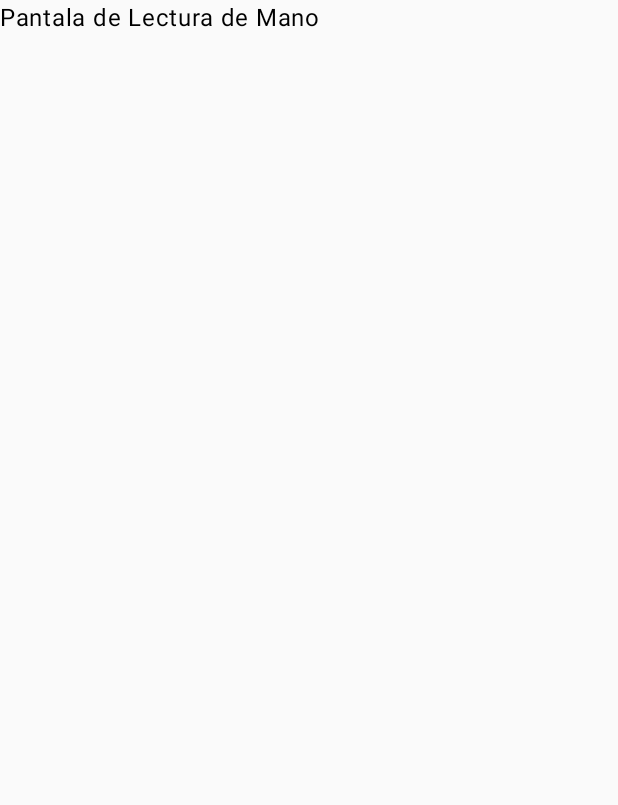
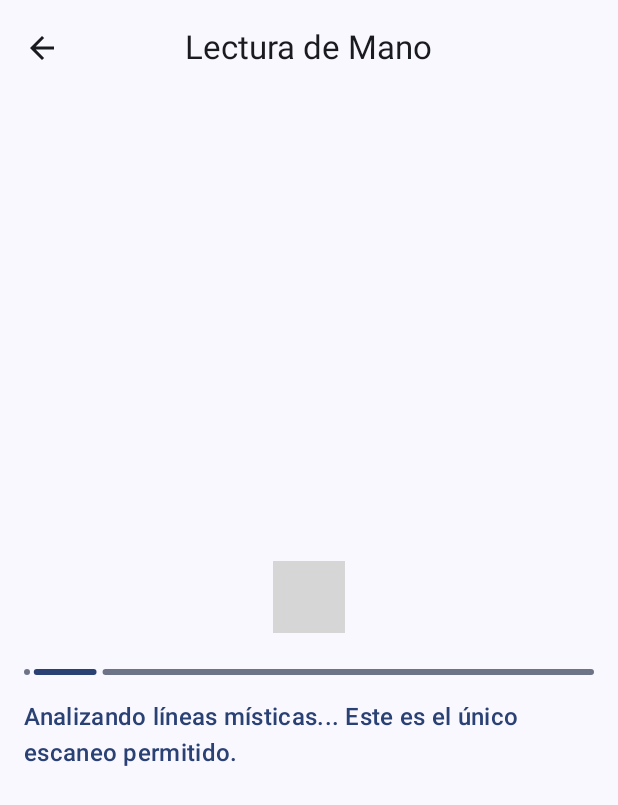
Before and after one commit to SilviaGarciaBouza/MyMagicApp, an Android app built with Jetpack Compose: the PalmReadingScreen screen opened through its navigation route, on a phone screen of 412 x 824 dp. Shown: the top 805 px of the screen. Run offline under Robolectric (Android 15) with nearby library versions, the phone set to English and light mode, and no system bars; libraries missing offline, so code that uses them is left out: androidx.camera.core, androidx.camera.lifecycle, androidx.camera.view; 4 statements that could not run were skipped; grey boxes are pictures that could not be loaded.

Commit message:
new screemPalmreading

```diff
--- a/app/src/main/AndroidManifest.xml
+++ b/app/src/main/AndroidManifest.xml
@@ -2,6 +2,10 @@
 <manifest xmlns:android="http://schemas.android.com/apk/res/android"
     xmlns:tools="http://schemas.android.com/tools">
 
+    <uses-permission android:name="android.permission.CAMERA" />
+    <uses-feature
+        android:name="android.hardware.camera"
+        android:required="false" />
     <application
         android:allowBackup="true"
         android:dataExtractionRules="@xml/data_extraction_rules"
--- a/app/src/main/java/com/github/mymagicapp/MainActivity.kt
+++ b/app/src/main/java/com/github/mymagicapp/MainActivity.kt
@@ -15,10 +15,12 @@ import androidx.lifecycle.viewmodel.compose.viewModel
 import androidx.navigation.compose.NavHost
 import androidx.navigation.compose.composable
 import androidx.navigation.compose.rememberNavController
+import com.github.mymagicapp.data.viewModel.PalmReadingViewModel
 import com.github.mymagicapp.data.viewModel.ViewModel
 import com.github.mymagicapp.ui.AnimalTestScreen
 import com.github.mymagicapp.ui.HomeScreen
 import com.github.mymagicapp.ui.HoroscopeScreen
+import com.github.mymagicapp.ui.PalmReadingScreen
 import com.github.mymagicapp.ui.navigation.Screen
 import com.github.mymagicapp.ui.theme.MyMagicAppTheme
 
@@ -27,22 +29,26 @@ class MainActivity : ComponentActivity() {
         super.onCreate(savedInstanceState)
         setContent {
             MyMagicAppTheme {
-                val viewModel: ViewModel = viewModel()
-                AppNavigation(viewModel = viewModel)
+                val mainViewModel: ViewModel = viewModel()
+                val palmViewModel: PalmReadingViewModel = viewModel()
+
+                AppNavigation(
+                    mainViewModel = mainViewModel,
+                    palmReadingViewModel = palmViewModel
+                )
             }
         }
     }
 }
 
 @Composable
-fun AppNavigation(viewModel: ViewModel) {
-    val navController = rememberNavController()
+fun AppNavigation(mainViewModel: ViewModel, palmReadingViewModel: PalmReadingViewModel) {    val navController = rememberNavController()
     NavHost(navController = navController, startDestination = Screen.Home.route) {
 
         // HOMESCREEN
         composable(Screen.Home.route) {
             HomeScreen(
-                viewModel = viewModel,
+                viewModel = mainViewModel,
                 onStartTestClick = { navController.navigate(Screen.AnimalTest.route) },
                 onHoroscopeClick = { navController.navigate(Screen.Horoscope.route) },
                 onPalmReadingClick = { navController.navigate(Screen.PalmReading.route) }
@@ -52,7 +58,7 @@ fun AppNavigation(viewModel: ViewModel) {
         // ANIMAL TEST SCREEN
         composable(Screen.AnimalTest.route) {
             AnimalTestScreen(
-                viewModel = viewModel,
+                viewModel = mainViewModel,
                 onBackClick = { navController.popBackStack() },
                 onFinishTest = {
                     navController.popBackStack(Screen.Home.route, inclusive = false)
@@ -63,14 +69,17 @@ fun AppNavigation(viewModel: ViewModel) {
         // HOROSCOPE SCREEN
         composable(Screen.Horoscope.route) {
             HoroscopeScreen(
-                viewModel = viewModel,
+                viewModel = mainViewModel,
                 onBackClick = { navController.popBackStack() }
             )
         }
 
         // PALM READING SCREEN
         composable(Screen.PalmReading.route) {
-            Text("Pantala de Lectura de Mano ")
+            PalmReadingScreen(
+                onBackClick = { navController.popBackStack() },
+                palmReadingViewModel = palmReadingViewModel
+            )
         }
     }
 
--- /dev/null
+++ b/app/src/main/java/com/github/mymagicapp/data/viewModel/PalmReadingViewModel.kt
@@ -0,0 +1,58 @@
+package com.github.mymagicapp.data.viewModel
+
+
+
+import androidx.compose.runtime.getValue
+import androidx.compose.runtime.mutableStateOf
+import androidx.compose.runtime.setValue
+import androidx.lifecycle.ViewModel
+import androidx.lifecycle.viewModelScope
+import com.github.mymagicapp.data.getRandomPalmReading
+import kotlinx.coroutines.delay
+import kotlinx.coroutines.launch
+import java.util.concurrent.TimeUnit
+
+class PalmReadingViewModel : ViewModel() {
+
+
+    enum class PalmScanState { IDLE, SCANNING, RESULT }
+
+    var palmScanState by mutableStateOf(PalmScanState.IDLE)
+        private set
+
+    //  lectura definitiva
+    private var permanentPalmReading: String? = null
+
+    val hasPermanentReading: Boolean
+        get() = permanentPalmReading != null
+    var palmReadingResult by mutableStateOf<String?>(null)
+        private set
+
+
+    fun startPalmScan() {
+        //  ya tenemos una lectura , actualizamos el estado
+        if (permanentPalmReading != null) {
+            palmScanState = PalmScanState.RESULT
+            palmReadingResult = permanentPalmReading
+            return
+        }
+
+        // es la primera vez  iniciamos el proceso de escaneo.
+        if (palmScanState == PalmScanState.IDLE) {
+            palmScanState = PalmScanState.SCANNING
+            palmReadingResult = null
+
+            // asignar la lectura permanente
+            permanentPalmReading = getRandomPalmReading()
+
+            viewModelScope.launch {
+                // Simula el proceso de escaneo
+                delay(TimeUnit.SECONDS.toMillis(3))
+
+                // Transición al estado de resultado
+                palmReadingResult = permanentPalmReading
+                palmScanState = PalmScanState.RESULT
+            }
+        }
+    }
+}
--- /dev/null
+++ b/app/src/main/java/com/github/mymagicapp/ui/PalmReadingScreen.kt
@@ -0,0 +1,282 @@
+package com.github.mymagicapp.ui
+
+import androidx.compose.ui.platform.LocalInspectionMode
+
+
+import android.Manifest
+import android.content.Context
+import android.content.Intent
+import android.net.Uri
+import android.provider.Settings
+import androidx.camera.core.CameraSelector
+import androidx.camera.core.Preview
+import androidx.camera.lifecycle.ProcessCameraProvider
+import androidx.camera.view.PreviewView
+import androidx.compose.animation.scaleOut
+import androidx.compose.foundation.background
+import androidx.compose.foundation.layout.*
+import androidx.compose.material.icons.Icons
+import androidx.compose.material.icons.automirrored.filled.ArrowBack
+import androidx.compose.material3.*
+import androidx.compose.runtime.*
+import androidx.compose.ui.Alignment
+import androidx.compose.ui.Modifier
+import androidx.compose.ui.draw.clip
+import androidx.compose.ui.graphics.Color
+import androidx.compose.ui.platform.LocalContext
+import androidx.compose.ui.platform.LocalLifecycleOwner
+import androidx.compose.ui.text.style.TextAlign
+import androidx.compose.ui.unit.dp
+import androidx.compose.ui.viewinterop.AndroidView
+import androidx.core.content.ContextCompat
+import androidx.lifecycle.LifecycleOwner
+import androidx.lifecycle.viewmodel.compose.viewModel
+import com.github.mymagicapp.data.viewModel.PalmReadingViewModel
+import com.google.accompanist.permissions.*
+
+@OptIn(ExperimentalPermissionsApi::class, ExperimentalMaterial3Api::class)
+@Composable
+fun PalmReadingScreen(
+    onBackClick: () -> Unit,
+    palmReadingViewModel: PalmReadingViewModel = viewModel()
+) {
+    val cameraPermissionState = rememberPermissionState(
+        Manifest.permission.CAMERA
+    )
+    //si ya tne resultado ya esta
+    if (cameraPermissionState.status.isGranted) {
+        LaunchedEffect(Unit) {
+            palmReadingViewModel.startPalmScan()
+        }
+    }
+    Scaffold(
+        topBar = {
+            CenterAlignedTopAppBar(
+                title = { Text("Lectura de Mano") },
+                navigationIcon = {
+                    IconButton(onClick = onBackClick) {
+                        Icon(Icons.AutoMirrored.Filled.ArrowBack, contentDescription = "Volver")
+                    }
+                }
+            )
+        }
+    ) { padding ->
+        Column(
+            modifier = Modifier
+                .fillMaxSize()
+                .padding(padding)
+                .padding(16.dp),
+            horizontalAlignment = Alignment.CenterHorizontally,
+            verticalArrangement = Arrangement.Center
+        ) {
+            when {
+                // si dn el permiso da camara :
+                cameraPermissionState.status.isGranted -> {
+                    PalmScanContent(
+                        viewModel = palmReadingViewModel,
+                        modifier = Modifier
+                            .fillMaxWidth()
+                            .aspectRatio(1f) //cuadrado
+                    )
+                }
+
+                // no hay permiso:
+                cameraPermissionState.status.shouldShowRationale -> {
+                    PermissionRationale(
+                        message = "Necesitamos acceso a tu cámara para poder 'leer' las líneas de tu mano. Es esencial para esta funcionalidad.",
+                        onRequesPermission = cameraPermissionState::launchPermissionRequest
+                    )
+                }
+
+                // primera vez o permiso dnegado
+                else -> {
+                    PermissionRationale(
+                        message = "El acceso a la cámara es necesario para la función de lectura de mano. Por favor, concédele permiso.",
+                        onRequesPermission = cameraPermissionState::launchPermissionRequest
+                    )
+                }
+            }
+        }
+    }
+}
+
+@Composable
+fun PalmScanContent(
+    viewModel: PalmReadingViewModel,
+    modifier: Modifier
+) {
+    val scanState = viewModel.palmScanState
+    val readingResult = viewModel.palmReadingResult
+    val isPermanentReadingAvailable = viewModel.hasPermanentReading
+
+    Column(horizontalAlignment = Alignment.CenterHorizontally) {
+        // mostrams la cámara
+        CameraPreview(modifier = modifier)
+
+        Spacer(modifier = Modifier.height(24.dp))
+
+
+        when (scanState) {
+            PalmReadingViewModel.PalmScanState.IDLE -> {
+                // si ya hay un resultado permanente, mostramos l result
+                if (isPermanentReadingAvailable) {
+
+                    ResultCard(
+                        title = "Tu Lectura de Mano Única (Cargada)",
+                        result = viewModel.palmReadingResult ?: "Cargando...",
+                    )
+                } else {
+                    // primra vez
+                    Text(
+                        "Coloca tu mano y presiona 'Escanear' para ver tu destino.",
+                        textAlign = TextAlign.Center,
+                        style = MaterialTheme.typography.titleMedium
+                    )
+                    Spacer(modifier = Modifier.height(16.dp))
+                    Button(onClick = viewModel::startPalmScan) {
+                        Text("¡Escanear mi Mano! 🔮")
+                    }
+                }
+            }
+            PalmReadingViewModel.PalmScanState.SCANNING -> {
+                // Eel progreso.
+                LinearProgressIndicator(modifier = Modifier.fillMaxWidth())
+                Spacer(modifier = Modifier.height(16.dp))
+                Text(
+                    "Analizando líneas místicas... Este es el único escaneo permitido.",
+                    style = MaterialTheme.typography.titleMedium,
+                    color = MaterialTheme.colorScheme.primary
+                )
+            }
+
+            PalmReadingViewModel.PalmScanState.RESULT -> {
+                // muestra la lectura permanente.
+                ResultCard(
+                    title = "Tu Lectura de Mano Única",
+                    result = readingResult ?: "Error al obtener la lectura.",
+                )
+            }
+        }
+    }
+}
+
+
+@Composable
+fun ResultCard(title: String, result: String) {
+    Card(
+        modifier = Modifier.fillMaxWidth(),
+        colors = CardDefaults.cardColors(containerColor = MaterialTheme.colorScheme.tertiaryContainer)
+    ) {
+        Column(
+            modifier = Modifier.padding(20.dp),
+            horizontalAlignment = Alignment.CenterHorizontally
+        ) {
+            Text(
+                text = title,
+                style = MaterialTheme.typography.headlineSmall,
+                color = MaterialTheme.colorScheme.tertiary
+            )
+            Spacer(modifier = Modifier.height(12.dp))
+            Text(
+                text = result,
+                style = MaterialTheme.typography.bodyLarge,
+                textAlign = TextAlign.Justify
+            )
+            Spacer(modifier = Modifier.height(24.dp))
+
+        }
+    }
+}
+
+
+@Composable
+fun CameraPreview(modifier: Modifier = Modifier) {
+    val context = LocalContext.current
+    val lifecycleOwner = LocalLifecycleOwner.current
+    val cameraProviderFuture = remember { ProcessCameraProvider.getInstance(context) }
+
+    AndroidView(
+        modifier = modifier.clip(MaterialTheme.shapes.medium),
+        factory = { ctx ->
+            val previewView = PreviewView(ctx).apply {
+                this.scaleType = PreviewView.ScaleType.FILL_CENTER
+            }
+
+            val executor = ContextCompat.getMainExecutor(ctx)
+            cameraProviderFuture.addListener({
+                val cameraProvider: ProcessCameraProvider = cameraProviderFuture.get()
+                val preview = Preview.Builder()
+                    .build()
+                    .also {
+                        it.setSurfaceProvider(previewView.surfaceProvider)
+                    }
+
+                // usaremos la camara de atras
+                val cameraSelector = CameraSelector.DEFAULT_BACK_CAMERA
+
+                try {
+                    // desvincula cualquier  uso previo
+                    cameraProvider.unbindAll()
+
+                    // vincula el caso de uso de preview a la cámara y al ciclo de vida
+                    cameraProvider.bindToLifecycle(
+                        lifecycleOwner,
+                        cameraSelector,
+                        preview
+                    )
+                } catch (exc: Exception) {
+                }
+
+            }, executor)
+            previewView
+        }
+    )
+}
+
+@OptIn(ExperimentalPermissionsApi::class)
+@Composable
+fun PermissionRationale(
+    message: String,
+    onRequesPermission: () -> Unit
+) {
+    val context = LocalContext.current
+
+    Card(
+        modifier = Modifier.fillMaxWidth(),
+        colors = CardDefaults.cardColors(containerColor = MaterialTheme.colorScheme.errorContainer)
+    ) {
+        Column(
+            modifier = Modifier.padding(24.dp),
+            horizontalAlignment = Alignment.CenterHorizontally
+        ) {
+            Text(
+                text = "Permiso de Cámara Requerido",
+                style = MaterialTheme.typography.titleLarge,
+                color = MaterialTheme.colorScheme.error
+            )
+            Spacer(modifier = Modifier.height(16.dp))
+            Text(
+                text = message,
+                textAlign = TextAlign.Center
+            )
+            Spacer(modifier = Modifier.height(24.dp))
+            Button(onClick = onRequesPermission) {
+                Text("Conceder Permiso")
+            }
+            // si deniegas sugiere ir a settings
+            if (!LocalInspectionMode.current && !rememberPermissionState(Manifest.permission.CAMERA).status.shouldShowRationale) {
+                Spacer(modifier = Modifier.height(12.dp))
+                TextButton(
+                    onClick = {
+                        val intent = Intent(Settings.ACTION_APPLICATION_DETAILS_SETTINGS).apply {
+                            data = Uri.fromParts("package", context.packageName, null)
+                        }
+                        context.startActivity(intent)
+                    }
+                ) {
+                    Text("Abrir Ajustes de la Aplicación")
+                }
+            }
+        }
+    }
+}
```
Also changed, not shown: app/build.gradle.kts (+9 -0 lines), app/src/main/java/com/github/mymagicapp/data/palmReadingData.kt (added, +15 -0 lines).
